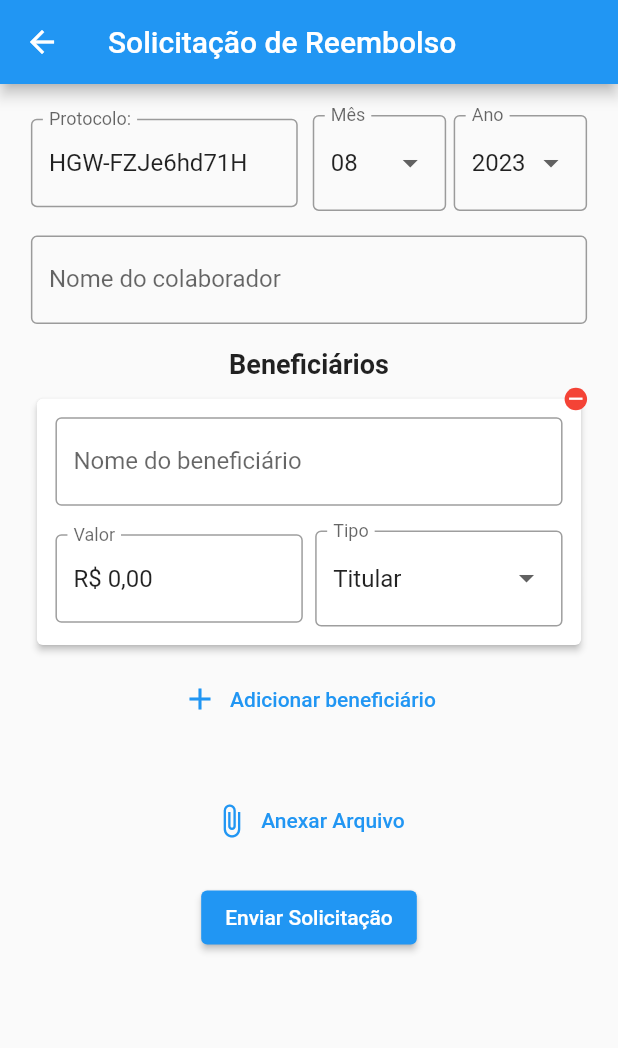
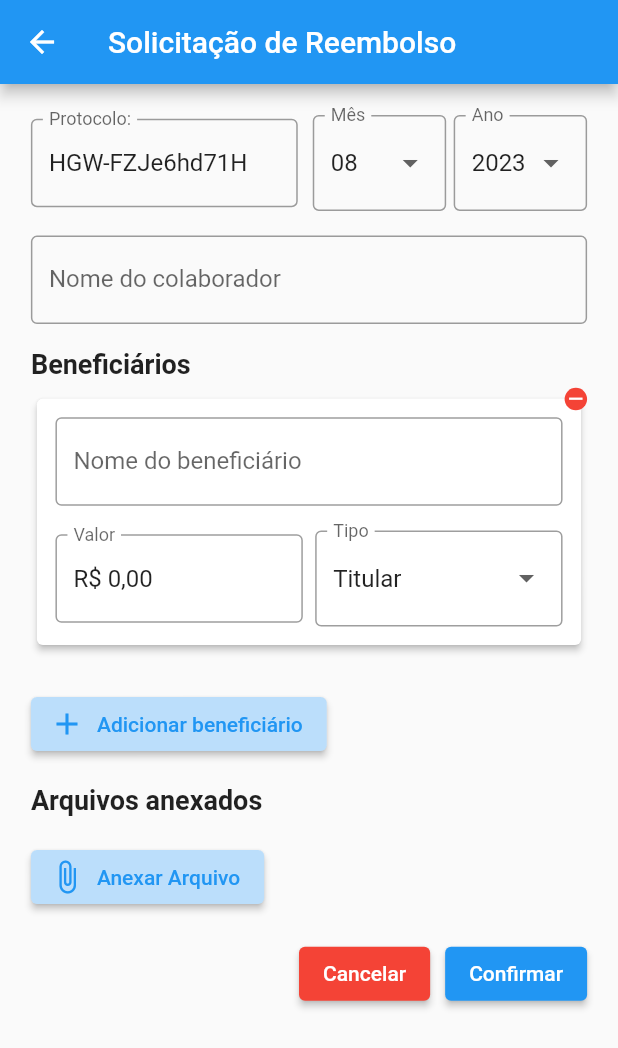
Before and after one commit to Garbiati/yggdrasil, a Flutter app: the HealthInsuranceReimbursementScreen screen opened by its route, on a phone screen of 412 x 824 dp. Shown: the top 1048 px of the screen. Run offline on Flutter 3.47's test engine with Material 2 defaults, Android fonts, the phone set to English and light mode, and no system bars; our stand-ins replace extended_masked_text, file_picker, firebase_auth, firebase_core, flutter_dotenv, google_sign_in; accounts and stored records are empty.

Commit message:
Adicionando upload de arquivos pt3

```diff
--- a/lib/views/reimbursement/health_insurance_reimbursement_screen.dart
+++ b/lib/views/reimbursement/health_insurance_reimbursement_screen.dart
@@ -155,7 +155,9 @@ class HealthInsuranceReimbursementScreenState
           child: ConstrainedBox(
             constraints: BoxConstraints(minHeight: screenHeight),
             child: Column(
+              crossAxisAlignment: CrossAxisAlignment.start, // Alinha à esquerda
               children: <Widget>[
+                // Seção de Protocolo e Data (Mês/Ano)
                 Row(
                   children: [
                     // Campo de Protocolo
@@ -170,9 +172,7 @@ class HealthInsuranceReimbursementScreenState
                         ),
                       ),
                     ),
-                    const SizedBox(
-                        width: 10), // Espaço entre o Protocolo e os Dropdowns
-
+                    const SizedBox(width: 10),
                     // Dropdown para o Mês
                     Expanded(
                       flex: 1,
@@ -192,7 +192,7 @@ class HealthInsuranceReimbursementScreenState
                           }).toList(),
                           onChanged: (String? newValue) {
                             if (newValue != null) {
-                              // Defina o mês no seu objeto de solicitação de reembolso
+                              // Sua lógica de tratamento para o mês selecionado
                             }
                           },
                         ),
@@ -219,7 +219,7 @@ class HealthInsuranceReimbursementScreenState
                           }).toList(),
                           onChanged: (String? newValue) {
                             if (newValue != null) {
-                              // Defina o ano no seu objeto de solicitação de reembolso
+                              // Sua lógica de tratamento para o ano selecionado
                             }
                           },
                         ),
@@ -228,7 +228,8 @@ class HealthInsuranceReimbursementScreenState
                   ],
                 ),
                 SizedBox(height: screenHeight * 0.02),
-                // Campo para o nome do colaborador
+
+                // Campo do nome do colaborador
                 TextFormField(
                   decoration: const InputDecoration(
                     labelText: 'Nome do colaborador',
@@ -239,11 +240,17 @@ class HealthInsuranceReimbursementScreenState
                     _reimbursementRequest.requesterName = value;
                   },
                 ),
-                SizedBox(height: screenHeight * 0.02), // 2% da altura da tela
-                // Título da lista de beneficiários
-                const Text("Beneficiários",
+                SizedBox(height: screenHeight * 0.02),
+
+                // Seção Beneficiários
+                Column(
+                  crossAxisAlignment: CrossAxisAlignment.start,
+                  children: [
+                    const Text(
+                      "Beneficiários",
                       style:
-                        TextStyle(fontSize: 18, fontWeight: FontWeight.bold)),
+                          TextStyle(fontSize: 18, fontWeight: FontWeight.bold),
+                    ),
 // Lista de beneficiários
                     ...List.generate(_reimbursementRequest.beneficiaries.length,
                         (index) {
@@ -252,13 +259,13 @@ class HealthInsuranceReimbursementScreenState
                           // Caixa de detalhes do beneficiário
                           Container(
                             margin: EdgeInsets.symmetric(
-                            vertical:
-                                screenHeight * 0.01), // 1% da altura da tela
+                                vertical: screenHeight *
+                                    0.01), // 1% da altura da tela
                             child: Card(
                               elevation: 2.0,
                               child: Padding(
-                            padding: EdgeInsets.all(
-                                screenWidth * 0.03), // 3% da largura da tela
+                                padding: EdgeInsets.all(screenWidth *
+                                    0.03), // 3% da largura da tela
                                 child: Column(
                                   children: <Widget>[
                                     // Campo para o nome do beneficiário
@@ -272,7 +279,8 @@ class HealthInsuranceReimbursementScreenState
                                       onChanged: (value) {
                                         setState(() {
                                           _reimbursementRequest
-                                          .beneficiaries[index].name = value;
+                                              .beneficiaries[index]
+                                              .name = value;
                                         });
                                       },
                                     ),
@@ -294,8 +302,10 @@ class HealthInsuranceReimbursementScreenState
                                             ),
                                             onChanged: (value) {
                                               _reimbursementRequest
-                                                  .beneficiaries[index].amount =
-                                              controllers[index].numberValue;
+                                                      .beneficiaries[index]
+                                                      .amount =
+                                                  controllers[index]
+                                                      .numberValue;
                                             },
                                           ),
                                         ),
@@ -313,7 +323,8 @@ class HealthInsuranceReimbursementScreenState
                                             ),
                                             value: _reimbursementRequest
                                                 .beneficiaries[index].type,
-                                        onChanged: (BeneficiaryType? newValue) {
+                                            onChanged:
+                                                (BeneficiaryType? newValue) {
                                               if (newValue != null) {
                                                 setState(() {
                                                   _reimbursementRequest
@@ -328,7 +339,8 @@ class HealthInsuranceReimbursementScreenState
                                                   BeneficiaryType>(
                                                 value: type,
                                                 child: Text(
-                                                beneficiaryTypeToString(type)),
+                                                    beneficiaryTypeToString(
+                                                        type)),
                                               );
                                             }).toList(),
                                           ),
@@ -354,7 +366,8 @@ class HealthInsuranceReimbursementScreenState
                               child: IconButton(
                                 iconSize: 15.0,
                                 padding: EdgeInsets.zero,
-                            icon: const Icon(Icons.remove, color: Colors.white),
+                                icon: const Icon(Icons.remove,
+                                    color: Colors.white),
                                 onPressed: () => _removeBeneficiary(index),
                               ),
                             ),
@@ -362,21 +375,34 @@ class HealthInsuranceReimbursementScreenState
                         ],
                       );
                     }),
-                // Botão de adicionar beneficiário
-                TextButton.icon(
-                  icon: const Icon(Icons.add, color: Colors.blue),
-                  label: const Text('Adicionar beneficiário',
-                      style: TextStyle(color: Colors.blue)),
+                    SizedBox(height: screenHeight * 0.02),
+                    ElevatedButton.icon(
+                      style: ElevatedButton.styleFrom(
+                        primary: Colors.blue[100],
+                        onPrimary: Colors.blue,
+                      ),
+                      icon: const Icon(Icons.add),
+                      label: const Text('Adicionar beneficiário'),
                       onPressed: _addBeneficiary,
                     ),
                     SizedBox(height: screenHeight * 0.02),
+                  ],
+                ),
 
+                // Seção Arquivos anexados
                 Column(
-                  children: _selectedFiles
-                      .map((file) => ListTile(
-                            title: Text(file.path
-                                .split('/')
-                                .last), // Exibir o nome do arquivo
+                  crossAxisAlignment: CrossAxisAlignment.start,
+                  children: [
+                    const Text(
+                      "Arquivos anexados",
+                      style:
+                          TextStyle(fontSize: 18, fontWeight: FontWeight.bold),
+                    ),
+                    ..._selectedFiles.map((file) => Card(
+                          margin: const EdgeInsets.symmetric(vertical: 4.0),
+                          child: ListTile(
+                            leading: const Icon(Icons.attach_file),
+                            title: Text(file.path.split('/').last),
                             trailing: IconButton(
                               icon: const Icon(Icons.delete, color: Colors.red),
                               onPressed: () {
@@ -385,29 +411,42 @@ class HealthInsuranceReimbursementScreenState
                                 });
                               },
                             ),
-                          ))
-                      .toList(),
                           ),
+                        )),
                     SizedBox(height: screenHeight * 0.02),
-                TextButton.icon(
-                  icon: const Icon(Icons.attach_file, color: Colors.blue),
+                    ElevatedButton.icon(
+                      style: ElevatedButton.styleFrom(
+                        primary: Colors.blue[100],
+                        onPrimary: Colors.blue,
+                      ),
+                      icon: const Icon(Icons.attach_file),
                       label: Text(
                         _selectedFiles.isNotEmpty
                             ? 'Arquivo Anexado'
                             : 'Anexar Arquivo',
-                    style: const TextStyle(color: Colors.blue),
                       ),
                       onPressed: _pickFile,
                     ),
                     SizedBox(height: screenHeight * 0.02),
-                // 2% da altura da tela
-                // Botão de enviar solicitação
+                  ],
+                ),
+
+                // Seção de Botões de confirmação
+                Row(
+                  mainAxisAlignment: MainAxisAlignment.end,
+                  children: <Widget>[
                     ElevatedButton(
-                  child: const Text('Enviar Solicitação',
-                      style: TextStyle(color: Colors.white)),
-                  onPressed: () {
-                    // Aqui você pode adicionar a lógica para enviar a solicitação de reembolso
-                  },
+                      style: ElevatedButton.styleFrom(primary: Colors.red),
+                      onPressed: () {},
+                      child: const Text('Cancelar'),
+                    ),
+                    const SizedBox(width: 10),
+                    ElevatedButton(
+                      style: ElevatedButton.styleFrom(primary: Colors.blue),
+                      onPressed: () {},
+                      child: const Text('Confirmar'),
+                    ),
+                  ],
                 ),
               ],
             ),
```
Lines whose indentation alone changed are shown as unchanged.
